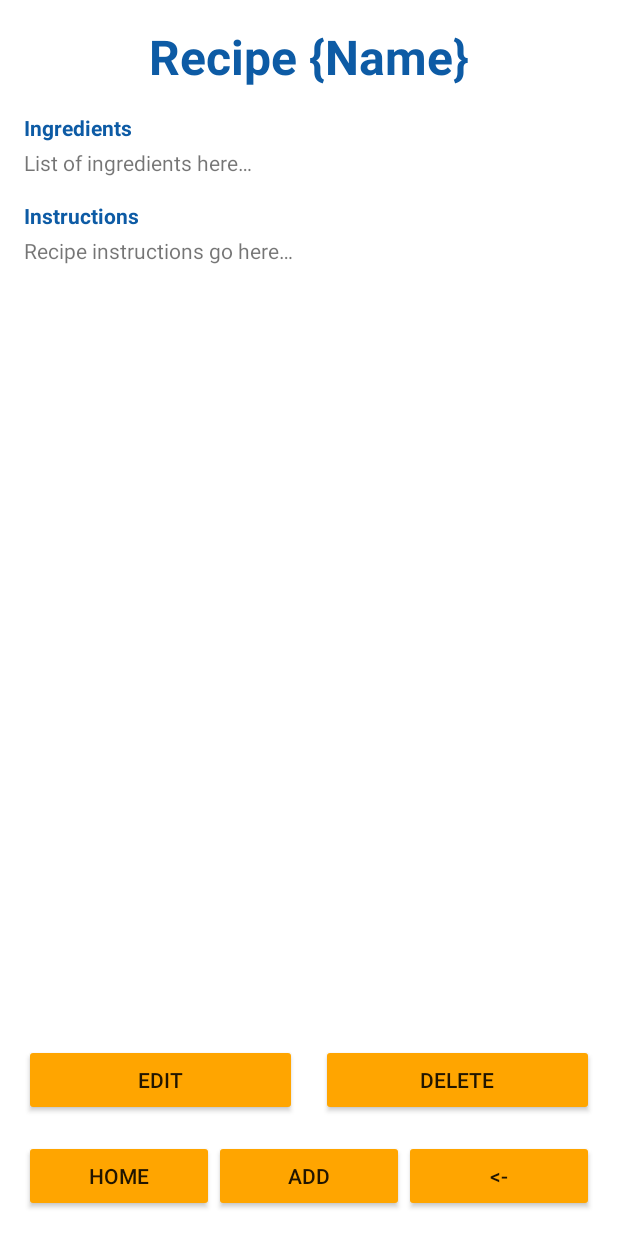
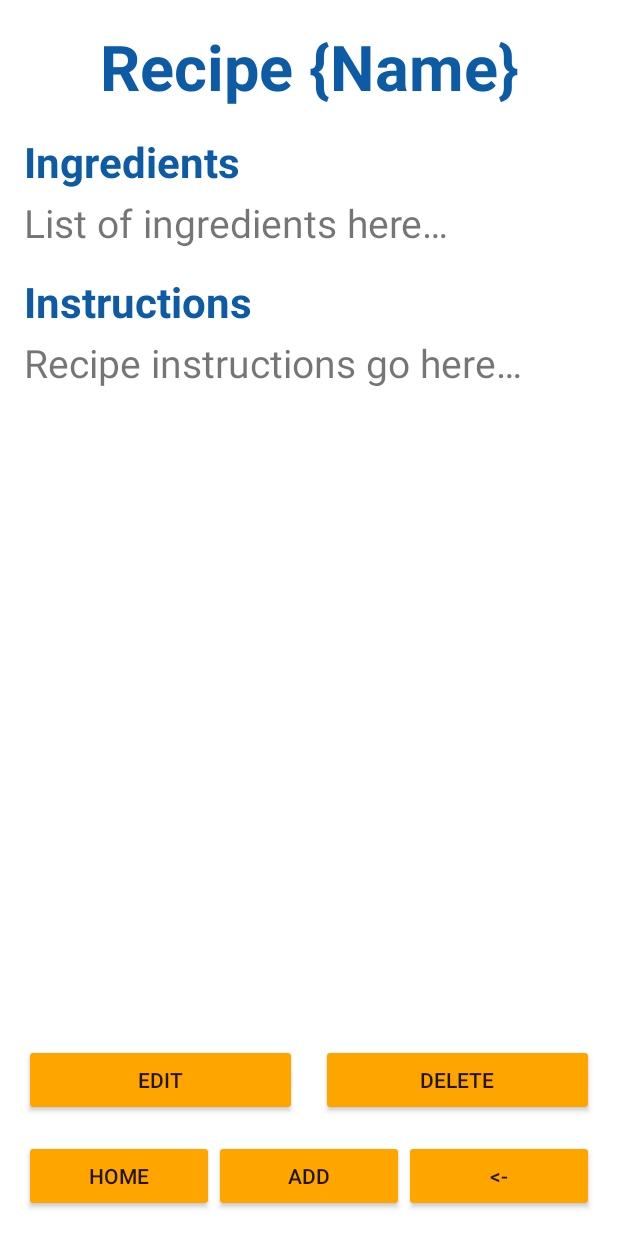
Before and after one commit to Birkbeck/mobile-computing-project-Miroslava958, an Android app: the layout activity_recipe.xml on its own in the app's theme, with its tools: preview values and no code run, on a phone screen of 412 x 824 dp. Run offline under Robolectric (Android 15) with nearby library versions, the phone set to English and light mode, and no system bars.

Commit message:
Open a recipe in the recipe category

```diff
--- a/app/src/main/AndroidManifest.xml
+++ b/app/src/main/AndroidManifest.xml
@@ -33,6 +33,10 @@
             android:name=".ui.CategoriesTemplateActivity"
             android:exported="false" />
 
+        <activity
+            android:name=".ui.RecipeActivity"
+            android:exported="false" />
+
         <!-- +Add recipe screen -->
         <activity
             android:name=".ui.AddRecipeActivity"
--- a/app/src/main/java/com/miroslava958/culinarycompanion/adapter/RecipeAdapter.kt
+++ b/app/src/main/java/com/miroslava958/culinarycompanion/adapter/RecipeAdapter.kt
@@ -17,8 +17,9 @@ class RecipeAdapter(
 ) : RecyclerView.Adapter<RecipeAdapter.RecipeViewHolder>() {
 
     init {
-        Log.d("Adapter", "Adapter initialized with ${recipes.size} items")  // 🔍 Confirm adapter is constructed
+        Log.d("Adapter", "Adapter initialized with ${recipes.size} items")
     }
+
     /**
      * ViewHolder class that binds the Recipe data to the item layout.
      */
@@ -28,7 +29,10 @@ class RecipeAdapter(
             Log.d("RecipeAdapter", "Binding recipe: ${recipe.title}")
             binding.recipe = recipe  // Binds to @{recipe.title}.
             binding.executePendingBindings()
+
+            // Handle click on the entire item
             binding.root.setOnClickListener {
+                Log.d("RecipeAdapter", "Recipe clicked: ${recipe.title}")
                 onItemClick(recipe)
             }
         }
--- a/app/src/main/res/layout/activity_recipe.xml
+++ b/app/src/main/res/layout/activity_recipe.xml
@@ -25,7 +25,7 @@
                 android:layout_height="wrap_content"
                 android:text="@string/recipe_title_placeholder"
                 android:textColor="#0D5BA5"
-                android:textSize="32sp"
+                android:textSize="42sp"
                 android:textStyle="bold"
                 android:gravity="center"
                 android:layout_marginBottom="16dp" />
@@ -37,13 +37,16 @@
                 android:text="@string/ingredients"
                 android:textStyle="bold"
                 android:textColor="#0D5BA5"
+                android:textSize="28sp"
                 android:layout_marginBottom="4dp" />
 
             <!-- Ingredients Content -->
             <TextView
+                android:id="@+id/ingredients"
                 android:layout_width="match_parent"
                 android:layout_height="wrap_content"
                 android:text="@string/ingredients_placeholder"
+                android:textSize="26sp"
                 android:layout_marginBottom="16dp" />
 
             <!-- Instructions Label -->
@@ -53,13 +56,16 @@
                 android:text="@string/instructions"
                 android:textStyle="bold"
                 android:textColor="#0D5BA5"
+                android:textSize="28sp"
                 android:layout_marginBottom="4dp" />
 
             <!-- Instructions Content -->
             <TextView
+                android:id="@+id/instructions"
                 android:layout_width="match_parent"
                 android:layout_height="wrap_content"
                 android:text="@string/instructions_placeholder"
+                android:textSize="26sp"
                 android:layout_marginBottom="16dp" />
         </LinearLayout>
     </ScrollView>
@@ -75,6 +81,7 @@
         android:layout_marginBottom="8dp">
 
         <Button
+            android:id="@+id/btnEdit"
             android:layout_width="0dp"
             android:layout_height="wrap_content"
             android:layout_weight="1"
@@ -83,6 +90,7 @@
             android:layout_marginEnd="8dp" />
 
         <Button
+            android:id="@+id/btnDelete"
             android:layout_width="0dp"
             android:layout_height="wrap_content"
             android:layout_weight="1"
@@ -103,6 +111,7 @@
         android:paddingTop="8dp">
 
         <Button
+            android:id="@+id/btnHome"
             android:layout_width="0dp"
             android:layout_height="wrap_content"
             android:layout_weight="1"
@@ -110,6 +119,7 @@
             android:backgroundTint="#FFA500" />
 
         <Button
+            android:id="@+id/btnMainAdd"
             android:layout_width="0dp"
             android:layout_height="wrap_content"
             android:layout_weight="1"
@@ -117,6 +127,7 @@
             android:backgroundTint="#FFA500" />
 
         <Button
+            android:id="@+id/btnBack"
             android:layout_width="0dp"
             android:layout_height="wrap_content"
             android:layout_weight="1"
```
Also changed, not shown: app/src/main/java/com/miroslava958/culinarycompanion/ui/CategoriesTemplateActivity.kt (+7 -3 lines), app/src/main/java/com/miroslava958/culinarycompanion/ui/RecipeActivity.kt (added, +44 -0 lines).
